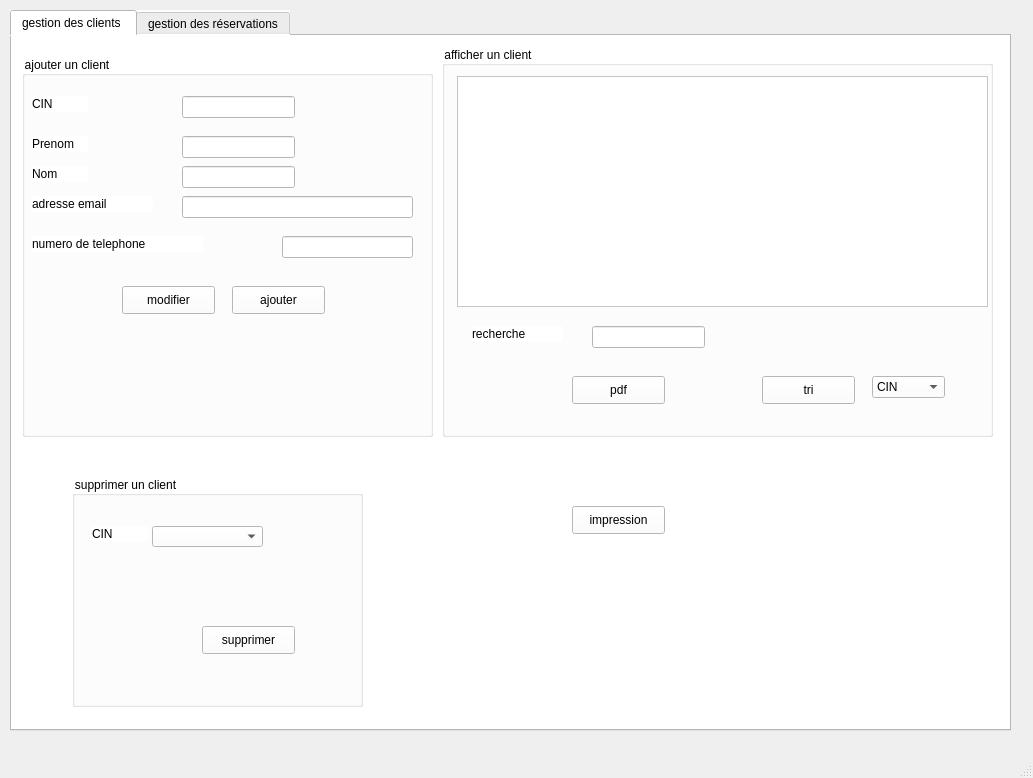
loremipsum2A/Smart_Wedding_2A10, file mainwindow.ui: the form before one commit.
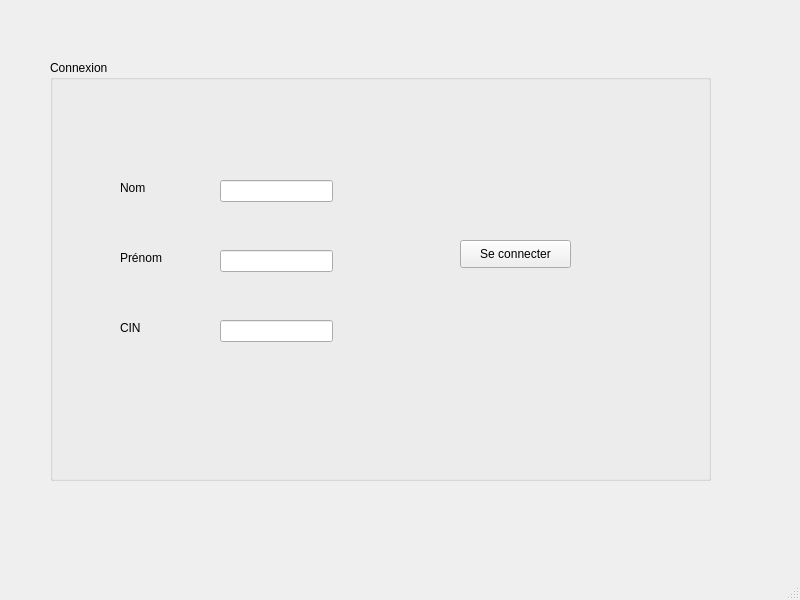
The form after the commit. The open tabs and pages were chosen to show the change.

The edit to the form file:
```diff
--- a/mainwindow.ui
+++ b/mainwindow.ui
@@ -6,677 +6,110 @@
    <rect>
     <x>0</x>
     <y>0</y>
-    <width>1033</width>
-    <height>778</height>
+    <width>800</width>
+    <height>600</height>
    </rect>
   </property>
   <property name="windowTitle">
    <string>espace client</string>
   </property>
   <widget class="QWidget" name="centralwidget">
-   <widget class="QTabWidget" name="tabWidget">
+   <widget class="QGroupBox" name="groupBox">
     <property name="geometry">
      <rect>
-      <x>10</x>
-      <y>10</y>
-      <width>1001</width>
-      <height>721</height>
+      <x>50</x>
+      <y>60</y>
+      <width>661</width>
+      <height>421</height>
      </rect>
     </property>
-    <property name="styleSheet">
-     <string notr="true">background-color: rgb(255, 255, 255);
-</string>
+    <property name="title">
+     <string>Connexion</string>
     </property>
-    <property name="currentIndex">
-     <number>1</number>
-    </property>
-    <widget class="QWidget" name="tab">
-     <attribute name="title">
-      <string>gestion des clients </string>
-     </attribute>
-     <widget class="QGroupBox" name="groupBox">
-      <property name="geometry">
-       <rect>
-        <x>10</x>
-        <y>20</y>
-        <width>411</width>
-        <height>381</height>
-       </rect>
-      </property>
-      <property name="styleSheet">
-       <string notr="true">background-color: rgb(255, 85, 255);
-background-color: rgb(255, 255, 255);
-font: 10pt &quot;MS Shell Dlg 2&quot;;</string>
-      </property>
-      <property name="title">
-       <string>ajouter un client</string>
-      </property>
-      <widget class="QLabel" name="label">
-       <property name="geometry">
-        <rect>
-         <x>10</x>
-         <y>40</y>
-         <width>56</width>
-         <height>16</height>
-        </rect>
-       </property>
-       <property name="text">
-        <string>CIN</string>
-       </property>
-      </widget>
-      <widget class="QLabel" name="label_2">
-       <property name="geometry">
-        <rect>
-         <x>10</x>
-         <y>80</y>
-         <width>56</width>
-         <height>16</height>
-        </rect>
-       </property>
-       <property name="text">
-        <string>Prenom</string>
-       </property>
-      </widget>
-      <widget class="QLabel" name="label_3">
-       <property name="geometry">
-        <rect>
-         <x>10</x>
-         <y>110</y>
-         <width>56</width>
-         <height>16</height>
-        </rect>
-       </property>
-       <property name="text">
-        <string>Nom</string>
-       </property>
-      </widget>
-      <widget class="QLabel" name="label_4">
-       <property name="geometry">
-        <rect>
-         <x>10</x>
-         <y>140</y>
-         <width>121</width>
-         <height>16</height>
-        </rect>
-       </property>
-       <property name="text">
-        <string>adresse email</string>
-       </property>
-      </widget>
-      <widget class="QLabel" name="label_5">
-       <property name="geometry">
-        <rect>
-         <x>10</x>
-         <y>180</y>
-         <width>171</width>
-         <height>16</height>
-        </rect>
-       </property>
-       <property name="text">
-        <string>numero de telephone</string>
-       </property>
-      </widget>
-      <widget class="QLineEdit" name="lineEdit_CIN">
-       <property name="geometry">
-        <rect>
-         <x>160</x>
-         <y>40</y>
-         <width>113</width>
-         <height>22</height>
-        </rect>
-       </property>
-       <property name="text">
-        <string/>
-       </property>
-       <property name="maxLength">
-        <number>8</number>
-       </property>
-      </widget>
-      <widget class="QLineEdit" name="lineEdit_Prenom">
-       <property name="geometry">
-        <rect>
-         <x>160</x>
-         <y>80</y>
-         <width>113</width>
-         <height>22</height>
-        </rect>
-       </property>
-       <property name="maxLength">
-        <number>555</number>
-       </property>
-      </widget>
-      <widget class="QLineEdit" name="lineEdit_Nom">
-       <property name="geometry">
-        <rect>
-         <x>160</x>
-         <y>110</y>
-         <width>113</width>
-         <height>22</height>
-        </rect>
-       </property>
-      </widget>
-      <widget class="QLineEdit" name="lineEdit_adresse_email">
-       <property name="geometry">
-        <rect>
-         <x>160</x>
-         <y>140</y>
-         <width>231</width>
-         <height>22</height>
-        </rect>
-       </property>
-      </widget>
-      <widget class="QLineEdit" name="lineEdit_numero_de_telephone">
-       <property name="geometry">
-        <rect>
-         <x>260</x>
-         <y>180</y>
-         <width>131</width>
-         <height>22</height>
-        </rect>
-       </property>
-      </widget>
-      <widget class="QPushButton" name="ajouter">
-       <property name="geometry">
-        <rect>
-         <x>210</x>
-         <y>230</y>
-         <width>93</width>
-         <height>28</height>
-        </rect>
-       </property>
-       <property name="text">
-        <string>ajouter</string>
-       </property>
-      </widget>
-      <widget class="QPushButton" name="modifier">
-       <property name="geometry">
-        <rect>
-         <x>100</x>
-         <y>230</y>
-         <width>93</width>
-         <height>28</height>
-        </rect>
-       </property>
-       <property name="text">
-        <string>modifier</string>
-       </property>
-      </widget>
-     </widget>
-     <widget class="QGroupBox" name="groupBox_5">
-      <property name="geometry">
-       <rect>
-        <x>60</x>
-        <y>440</y>
-        <width>291</width>
-        <height>231</height>
-       </rect>
-      </property>
-      <property name="styleSheet">
-       <string notr="true">font: 10pt &quot;MS Shell Dlg 2&quot;;
-font: 10pt &quot;MS Shell Dlg 2&quot;;</string>
-      </property>
-      <property name="title">
-       <string>supprimer un client</string>
-      </property>
-      <widget class="QLabel" name="label_9">
-       <property name="geometry">
-        <rect>
-         <x>20</x>
-         <y>50</y>
-         <width>56</width>
-         <height>16</height>
-        </rect>
-       </property>
-       <property name="text">
-        <string>CIN</string>
-       </property>
-      </widget>
-      <widget class="QPushButton" name="supprimer">
-       <property name="geometry">
-        <rect>
-         <x>130</x>
-         <y>150</y>
-         <width>93</width>
-         <height>28</height>
-        </rect>
-       </property>
-       <property name="text">
-        <string>supprimer</string>
-       </property>
-      </widget>
-      <widget class="QComboBox" name="comboBox_2">
-       <property name="geometry">
-        <rect>
-         <x>80</x>
-         <y>50</y>
-         <width>111</width>
-         <height>21</height>
-        </rect>
-       </property>
-      </widget>
-     </widget>
-     <widget class="QGroupBox" name="groupBox_2">
-      <property name="geometry">
-       <rect>
-        <x>430</x>
-        <y>10</y>
-        <width>551</width>
-        <height>391</height>
-       </rect>
-      </property>
-      <property name="styleSheet">
-       <string notr="true">font: 10pt &quot;MS Shell Dlg 2&quot;;</string>
-      </property>
-      <property name="title">
-       <string>afficher un client</string>
-      </property>
-      <widget class="QTableView" name="tab_afficher">
-       <property name="geometry">
-        <rect>
-         <x>15</x>
-         <y>30</y>
-         <width>531</width>
-         <height>231</height>
-        </rect>
-       </property>
-       <property name="styleSheet">
-        <string notr="true">background-color: rgb(255, 170, 127);
-background-color: rgb(255, 255, 255);</string>
-       </property>
-      </widget>
-      <widget class="QPushButton" name="pushButton_2">
-       <property name="geometry">
-        <rect>
-         <x>130</x>
-         <y>330</y>
-         <width>93</width>
-         <height>28</height>
-        </rect>
-       </property>
-       <property name="text">
-        <string>pdf</string>
-       </property>
-      </widget>
-      <widget class="QPushButton" name="tri">
-       <property name="geometry">
-        <rect>
-         <x>320</x>
-         <y>330</y>
-         <width>93</width>
-         <height>28</height>
-        </rect>
-       </property>
-       <property name="text">
-        <string>tri</string>
-       </property>
-      </widget>
-      <widget class="QLineEdit" name="recherche">
-       <property name="geometry">
-        <rect>
-         <x>150</x>
-         <y>280</y>
-         <width>113</width>
-         <height>22</height>
-        </rect>
-       </property>
-      </widget>
-      <widget class="QLabel" name="label_13">
-       <property name="geometry">
-        <rect>
-         <x>30</x>
-         <y>280</y>
-         <width>91</width>
-         <height>16</height>
-        </rect>
-       </property>
-       <property name="text">
-        <string>recherche </string>
-       </property>
-      </widget>
-      <widget class="QComboBox" name="comboBox_tri">
-       <property name="geometry">
-        <rect>
-         <x>430</x>
-         <y>330</y>
-         <width>73</width>
-         <height>22</height>
-        </rect>
-       </property>
-       <item>
-        <property name="text">
-         <string>CIN</string>
-        </property>
-       </item>
-       <item>
-        <property name="text">
-         <string>Prenom</string>
-        </property>
-       </item>
-       <item>
-        <property name="text">
-         <string>Nom</string>
-        </property>
-       </item>
-      </widget>
-     </widget>
-     <widget class="QPushButton" name="pushButton_3">
-      <property name="geometry">
-       <rect>
-        <x>560</x>
-        <y>470</y>
-        <width>93</width>
-        <height>28</height>
-       </rect>
-      </property>
-      <property name="text">
-       <string>impression</string>
-      </property>
-     </widget>
+    <widget class="QLabel" name="label">
+     <property name="geometry">
+      <rect>
+       <x>70</x>
+       <y>120</y>
+       <width>55</width>
+       <height>16</height>
+      </rect>
+     </property>
+     <property name="text">
+      <string>Nom</string>
+     </property>
     </widget>
-    <widget class="QWidget" name="tab_2">
-     <attribute name="title">
-      <string>gestion des réservations</string>
-     </attribute>
-     <widget class="QGroupBox" name="groupBox_3">
-      <property name="geometry">
-       <rect>
-        <x>10</x>
-        <y>20</y>
-        <width>401</width>
-        <height>661</height>
-       </rect>
-      </property>
-      <property name="styleSheet">
-       <string notr="true">font: 10pt &quot;MS Shell Dlg 2&quot;;</string>
-      </property>
-      <property name="title">
-       <string>ajouter réservation</string>
-      </property>
-      <widget class="QLabel" name="label_6">
-       <property name="geometry">
-        <rect>
-         <x>10</x>
-         <y>110</y>
-         <width>91</width>
-         <height>16</height>
-        </rect>
-       </property>
-       <property name="text">
-        <string>CIN</string>
-       </property>
-      </widget>
-      <widget class="QLabel" name="label_7">
-       <property name="geometry">
-        <rect>
-         <x>20</x>
-         <y>400</y>
-         <width>131</width>
-         <height>31</height>
-        </rect>
-       </property>
-       <property name="text">
-        <string>date de mariage</string>
-       </property>
-      </widget>
-      <widget class="QLabel" name="label_8">
-       <property name="geometry">
-        <rect>
-         <x>20</x>
-         <y>460</y>
-         <width>131</width>
-         <height>21</height>
-        </rect>
-       </property>
-       <property name="text">
-        <string>acompte a payer</string>
-       </property>
-      </widget>
-      <widget class="QLineEdit" name="acompte">
-       <property name="geometry">
-        <rect>
-         <x>160</x>
-         <y>460</y>
-         <width>113</width>
-         <height>22</height>
-        </rect>
-       </property>
-       <property name="text">
-        <string/>
-       </property>
-      </widget>
-      <widget class="QPushButton" name="valider_reservation">
-       <property name="geometry">
-        <rect>
-         <x>280</x>
-         <y>600</y>
-         <width>93</width>
-         <height>28</height>
-        </rect>
-       </property>
-       <property name="text">
-        <string>valider</string>
-       </property>
-      </widget>
-      <widget class="QLabel" name="label_10">
-       <property name="geometry">
-        <rect>
-         <x>30</x>
-         <y>506</y>
-         <width>91</width>
-         <height>20</height>
-        </rect>
-       </property>
-       <property name="text">
-        <string>num offre </string>
-       </property>
-      </widget>
-      <widget class="QLineEdit" name="numoffre">
-       <property name="geometry">
-        <rect>
-         <x>160</x>
-         <y>510</y>
-         <width>113</width>
-         <height>22</height>
-        </rect>
-       </property>
-       <property name="text">
-        <string/>
-       </property>
-      </widget>
-      <widget class="QPushButton" name="resmodif">
-       <property name="geometry">
-        <rect>
-         <x>60</x>
-         <y>600</y>
-         <width>93</width>
-         <height>28</height>
-        </rect>
-       </property>
-       <property name="text">
-        <string>modifier</string>
-       </property>
-      </widget>
-      <widget class="QLabel" name="label_12">
-       <property name="geometry">
-        <rect>
-         <x>10</x>
-         <y>70</y>
-         <width>56</width>
-         <height>16</height>
-        </rect>
-       </property>
-       <property name="text">
-        <string>ID</string>
-       </property>
-      </widget>
-      <widget class="QLineEdit" name="id">
-       <property name="geometry">
-        <rect>
-         <x>120</x>
-         <y>70</y>
-         <width>113</width>
-         <height>22</height>
-        </rect>
-       </property>
-       <property name="text">
-        <string/>
-       </property>
-      </widget>
-      <widget class="QDateEdit" name="dateEdit">
-       <property name="geometry">
-        <rect>
-         <x>170</x>
-         <y>410</y>
-         <width>110</width>
-         <height>22</height>
-        </rect>
-       </property>
-      </widget>
-      <widget class="QComboBox" name="comboBox_reser">
-       <property name="geometry">
-        <rect>
-         <x>120</x>
-         <y>120</y>
-         <width>111</width>
-         <height>22</height>
-        </rect>
-       </property>
-      </widget>
-     </widget>
-     <widget class="QGroupBox" name="groupBox_4">
-      <property name="geometry">
-       <rect>
-        <x>420</x>
-        <y>30</y>
-        <width>541</width>
-        <height>381</height>
-       </rect>
-      </property>
-      <property name="title">
-       <string>afficher réservation</string>
-      </property>
-      <widget class="QPushButton" name="pushButton_13">
-       <property name="geometry">
-        <rect>
-         <x>430</x>
-         <y>290</y>
-         <width>93</width>
-         <height>28</height>
-        </rect>
-       </property>
-       <property name="text">
-        <string>trier </string>
-       </property>
-      </widget>
-      <widget class="QTableView" name="tab_reservation">
-       <property name="geometry">
-        <rect>
-         <x>10</x>
-         <y>20</y>
-         <width>521</width>
-         <height>261</height>
-        </rect>
-       </property>
-      </widget>
-      <widget class="QLabel" name="label_14">
-       <property name="geometry">
-        <rect>
-         <x>30</x>
-         <y>290</y>
-         <width>91</width>
-         <height>20</height>
-        </rect>
-       </property>
-       <property name="text">
-        <string>recherche</string>
-       </property>
-      </widget>
-      <widget class="QLineEdit" name="rechercheres">
-       <property name="geometry">
-        <rect>
-         <x>110</x>
-         <y>290</y>
-         <width>113</width>
-         <height>22</height>
-        </rect>
-       </property>
-      </widget>
-      <widget class="QPushButton" name="pushButton">
-       <property name="geometry">
-        <rect>
-         <x>230</x>
-         <y>290</y>
-         <width>93</width>
-         <height>28</height>
-        </rect>
-       </property>
-       <property name="text">
-        <string>pdf</string>
-       </property>
-      </widget>
-     </widget>
-     <widget class="QPushButton" name="pushButton_10">
-      <property name="geometry">
-       <rect>
-        <x>870</x>
-        <y>640</y>
-        <width>93</width>
-        <height>28</height>
-       </rect>
-      </property>
-      <property name="text">
-       <string>Quitter </string>
-      </property>
-     </widget>
-     <widget class="QGroupBox" name="groupBox_6">
-      <property name="geometry">
-       <rect>
-        <x>430</x>
-        <y>420</y>
-        <width>381</width>
-        <height>261</height>
-       </rect>
-      </property>
-      <property name="title">
-       <string>supprimer réservation</string>
-      </property>
-      <widget class="QPushButton" name="supprimer_reservation">
-       <property name="geometry">
-        <rect>
-         <x>260</x>
-         <y>220</y>
-         <width>93</width>
-         <height>28</height>
-        </rect>
-       </property>
-       <property name="text">
-        <string>supprimer</string>
-       </property>
-      </widget>
-      <widget class="QLabel" name="label_11">
-       <property name="geometry">
-        <rect>
-         <x>30</x>
-         <y>70</y>
-         <width>61</width>
-         <height>16</height>
-        </rect>
-       </property>
-       <property name="text">
-        <string>CIN</string>
-       </property>
-      </widget>
-      <widget class="QComboBox" name="comboBox_4">
-       <property name="geometry">
-        <rect>
-         <x>100</x>
-         <y>70</y>
-         <width>131</width>
-         <height>22</height>
-        </rect>
-       </property>
-      </widget>
-     </widget>
+    <widget class="QLineEdit" name="nom_le">
+     <property name="geometry">
+      <rect>
+       <x>170</x>
+       <y>120</y>
+       <width>113</width>
+       <height>22</height>
+      </rect>
+     </property>
+    </widget>
+    <widget class="QLabel" name="label_2">
+     <property name="geometry">
+      <rect>
+       <x>70</x>
+       <y>190</y>
+       <width>55</width>
+       <height>16</height>
+      </rect>
+     </property>
+     <property name="text">
+      <string>Prénom</string>
+     </property>
+    </widget>
+    <widget class="QLineEdit" name="prenom_le">
+     <property name="geometry">
+      <rect>
+       <x>170</x>
+       <y>190</y>
+       <width>113</width>
+       <height>22</height>
+      </rect>
+     </property>
+    </widget>
+    <widget class="QLabel" name="label_3">
+     <property name="geometry">
+      <rect>
+       <x>70</x>
+       <y>260</y>
+       <width>55</width>
+       <height>16</height>
+      </rect>
+     </property>
+     <property name="text">
+      <string>CIN</string>
+     </property>
+    </widget>
+    <widget class="QLineEdit" name="cin_le">
+     <property name="geometry">
+      <rect>
+       <x>170</x>
+       <y>260</y>
+       <width>113</width>
+       <height>22</height>
+      </rect>
+     </property>
+     <property name="echoMode">
+      <enum>QLineEdit::Password</enum>
+     </property>
+    </widget>
+    <widget class="QPushButton" name="pushButton">
+     <property name="geometry">
+      <rect>
+       <x>410</x>
+       <y>180</y>
+       <width>111</width>
+       <height>28</height>
+      </rect>
+     </property>
+     <property name="text">
+      <string>Se connecter</string>
+     </property>
     </widget>
    </widget>
   </widget>
```
Left out of the diff: 12 changed lines with no effect on the pictures.
